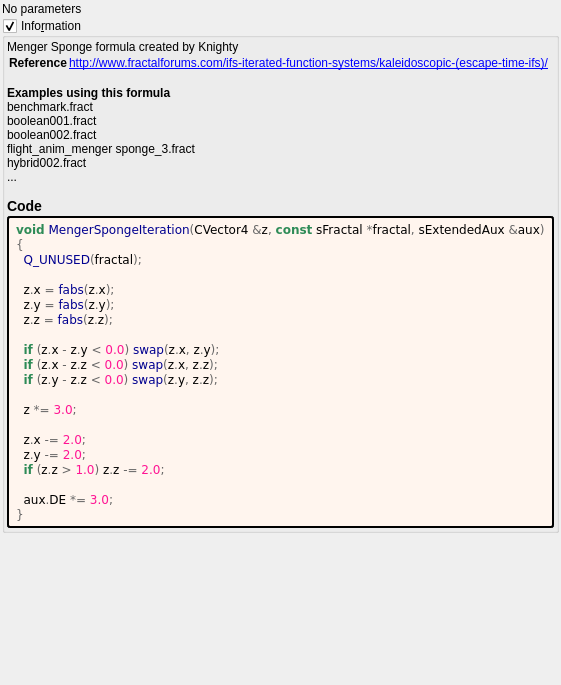
First picture: the form in mandelbulber2/formula/ui/menger_sponge.ui, repository buddhi1980/mandelbulber2, before the edit.
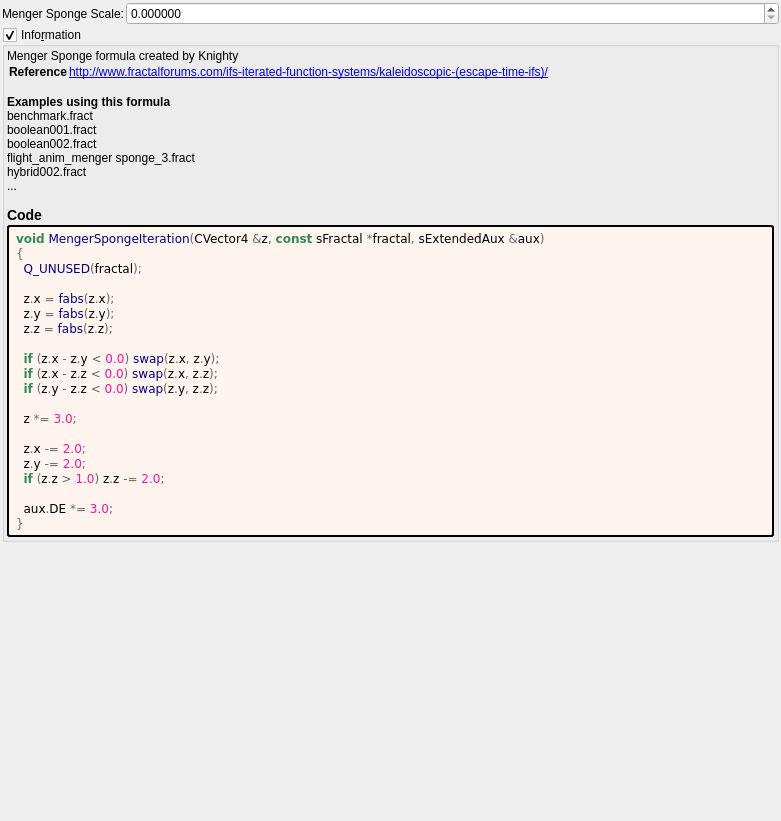
Second picture: the form after the edit. Custom widgets are drawn as their Qt base class.

Commit message:
Added scale to menger_sponge.ui Added scale to modulus menger_sponge.ui
  Updated ref to David Makin3d2Iteration

```diff
--- a/mandelbulber2/formula/ui/menger_sponge.ui
+++ b/mandelbulber2/formula/ui/menger_sponge.ui
@@ -6,8 +6,8 @@
    <rect>
     <x>0</x>
     <y>0</y>
-    <width>538</width>
-    <height>685</height>
+    <width>781</width>
+    <height>821</height>
    </rect>
   </property>
   <property name="windowTitle">
@@ -30,11 +30,46 @@
     <number>2</number>
    </property>
    <item>
-    <widget class="QLabel" name="label">
-     <property name="text">
-      <string>No parameters</string>
+    <layout class="QGridLayout" name="gridLayout_63" columnstretch="0,0,1">
+     <property name="spacing">
+      <number>2</number>
      </property>
-    </widget>
+     <item row="2" column="2">
+      <widget class="MyDoubleSpinBox" name="spinbox_transf_scale_3">
+       <property name="sizePolicy">
+        <sizepolicy hsizetype="Minimum" vsizetype="Maximum">
+         <horstretch>0</horstretch>
+         <verstretch>0</verstretch>
+        </sizepolicy>
+       </property>
+       <property name="prefix">
+        <string/>
+       </property>
+       <property name="suffix">
+        <string/>
+       </property>
+       <property name="decimals">
+        <number>6</number>
+       </property>
+       <property name="minimum">
+        <double>0.000000000000000</double>
+       </property>
+       <property name="maximum">
+        <double>99.989999999999995</double>
+       </property>
+       <property name="singleStep">
+        <double>0.100000000000000</double>
+       </property>
+      </widget>
+     </item>
+     <item row="2" column="1">
+      <widget class="QLabel" name="label_64">
+       <property name="text">
+        <string>Menger Sponge Scale:</string>
+       </property>
+      </widget>
+     </item>
+    </layout>
    </item>
    <item>
     <widget class="MyGroupBox" name="groupCheck_info">
@@ -149,6 +184,11 @@
    <header>my_group_box.h</header>
    <container>1</container>
   </customwidget>
+  <customwidget>
+   <class>MyDoubleSpinBox</class>
+   <extends>QDoubleSpinBox</extends>
+   <header>my_double_spin_box.h</header>
+  </customwidget>
  </customwidgets>
  <tabstops>
   <tabstop>groupCheck_info</tabstop>
```
Left out of the diff: 2 changed lines with no effect on the pictures. The commit also changes 2 other files.
